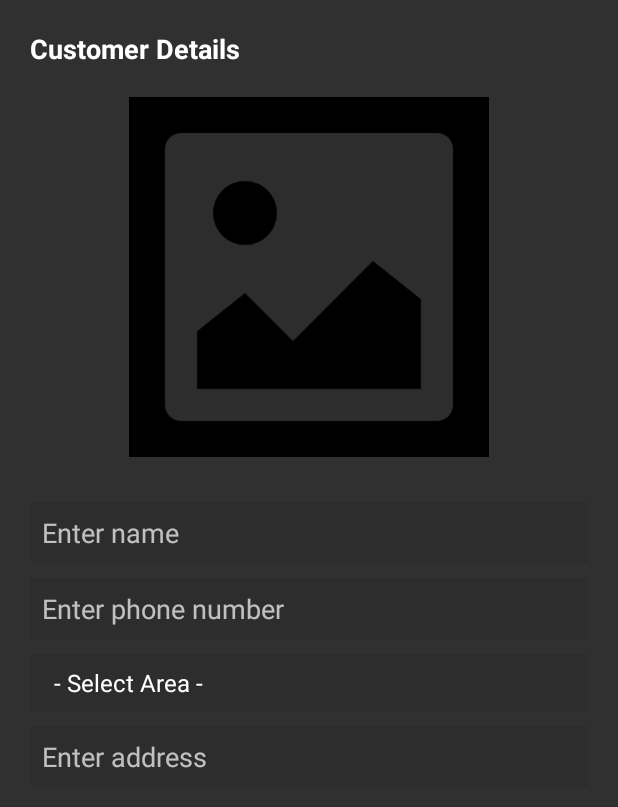
After one commit to ujjwalkumar8577/EasyBiz, an Android app: the layout edit_customer_dialog.xml on its own in the app's theme, with its tools: preview values and no code run, on a phone screen of 412 x 824 dp. The commit adds this screen. Shown: the top 807 px of the screen. Run offline under Robolectric (Android 15) with nearby library versions, the phone set to English and light mode, and no system bars.

Commit message:
View customer details from CustomerActivity

```diff
--- a/app/src/main/java/com/ujjwalkumar/easybiz/AddEstimateActivity.java
+++ b/app/src/main/java/com/ujjwalkumar/easybiz/AddEstimateActivity.java
@@ -209,7 +209,7 @@ public class AddEstimateActivity extends AppCompatActivity {
                     autoCompleteName.setThreshold(2);                       //will start working from first character
                     autoCompleteName.setAdapter(adapter);                   //setting the adapter data into the AutoCompleteTextView
 
-                    Toast.makeText(AddEstimateActivity.this, "Got customer list", Toast.LENGTH_SHORT).show();
+                    //Toast.makeText(AddEstimateActivity.this, "Got customer list", Toast.LENGTH_SHORT).show();
                 }
                 catch (Exception e) {
                     Toast.makeText(AddEstimateActivity.this, "An exception occurred", Toast.LENGTH_SHORT).show();
--- a/app/src/main/java/com/ujjwalkumar/easybiz/AddOrderActivity.java
+++ b/app/src/main/java/com/ujjwalkumar/easybiz/AddOrderActivity.java
@@ -8,6 +8,8 @@ import android.content.Context;
 import android.content.DialogInterface;
 import android.content.Intent;
 import android.content.SharedPreferences;
+import android.content.res.Resources;
+import android.os.Build;
 import android.os.Bundle;
 import android.text.Editable;
 import android.text.TextWatcher;
@@ -205,13 +207,13 @@ public class AddOrderActivity extends AppCompatActivity {
                     customers = al.toArray(customers);
 
                     //Creating the instance of ArrayAdapter containing list of customers
-                    ArrayAdapter<String> adapter = new ArrayAdapter<>(getApplicationContext(), android.R.layout.simple_selectable_list_item, customers);
+                    ArrayAdapter<String> adapter = new ArrayAdapter<>(getApplicationContext(), android.R.layout.simple_dropdown_item_1line, customers);
 
                     //Getting the instance of AutoCompleteTextView
                     autoCompleteName.setThreshold(2);                       //will start working from first character
                     autoCompleteName.setAdapter(adapter);                   //setting the adapter data into the AutoCompleteTextView
 
-                    Toast.makeText(AddOrderActivity.this, "Got customer list", Toast.LENGTH_SHORT).show();
+                    //Toast.makeText(AddOrderActivity.this, "Got customer list", Toast.LENGTH_SHORT).show();
                 }
                 catch (Exception e) {
                     Toast.makeText(AddOrderActivity.this, "An exception occurred", Toast.LENGTH_SHORT).show();
--- a/app/src/main/java/com/ujjwalkumar/easybiz/MainActivity.java
+++ b/app/src/main/java/com/ujjwalkumar/easybiz/MainActivity.java
@@ -43,7 +43,7 @@ public class MainActivity extends AppCompatActivity {
                 });
             }
         };
-        timer.schedule(Splash, 1500);
+        timer.schedule(Splash, 1000);
     }
 
     @Override
--- /dev/null
+++ b/app/src/main/res/layout/edit_customer_dialog.xml
@@ -0,0 +1,74 @@
+<?xml version="1.0" encoding="utf-8"?>
+<LinearLayout xmlns:android="http://schemas.android.com/apk/res/android"
+    android:id="@+id/add_staff_root"
+    android:layout_width="match_parent"
+    android:layout_height="match_parent"
+    android:orientation="vertical"
+    android:padding="20dp">
+
+    <TextView
+        android:layout_width="match_parent"
+        android:layout_height="wrap_content"
+        android:text="Customer Details"
+        android:textColor="#ffffff"
+        android:textSize="18dp"
+        android:textStyle="bold" />
+
+    <ImageView
+        android:id="@+id/imageView"
+        android:layout_width="match_parent"
+        android:layout_height="240dp"
+        android:layout_marginTop="20dp"
+        android:layout_marginBottom="20dp"
+        android:src="@drawable/imageupload"/>
+
+    <EditText
+        android:id="@+id/editTextDialogUserInput1"
+        android:layout_width="match_parent"
+        android:layout_height="wrap_content"
+        android:layout_marginTop="10dp"
+        android:background="#2d2d2d"
+        android:imeOptions="actionNext"
+        android:hint="Enter name"
+        android:inputType="textPersonName"
+        android:padding="8dp"
+        android:text=""
+        android:textColor="#ffffff" />
+
+    <EditText
+        android:id="@+id/editTextDialogUserInput2"
+        android:layout_width="match_parent"
+        android:layout_height="wrap_content"
+        android:layout_marginTop="10dp"
+        android:background="#2d2d2d"
+        android:imeOptions="actionDone"
+        android:hint="Enter phone number"
+        android:inputType="phone"
+        android:padding="8dp"
+        android:text=""
+        android:textColor="#ffffff" />
+
+    <Spinner
+        android:id="@+id/dialogSpinnerArea"
+        android:layout_width="match_parent"
+        android:layout_height="wrap_content"
+        android:padding="8dp"
+        android:layout_marginTop="10dp"
+        android:background="#2d2d2d"
+        android:entries="@array/areas_array"
+        android:spinnerMode="dropdown"/>
+
+    <EditText
+        android:id="@+id/editTextDialogUserInput3"
+        android:layout_width="match_parent"
+        android:layout_height="wrap_content"
+        android:layout_marginTop="10dp"
+        android:background="#2d2d2d"
+        android:imeOptions="actionNext"
+        android:hint="Enter address"
+        android:inputType="textEmailAddress"
+        android:padding="8dp"
+        android:text=""
+        android:textColor="#ffffff" />
+
+</LinearLayout>
```
Also changed, not shown: app/src/main/java/com/ujjwalkumar/easybiz/CustomerActivity.java (+67 -2 lines).
